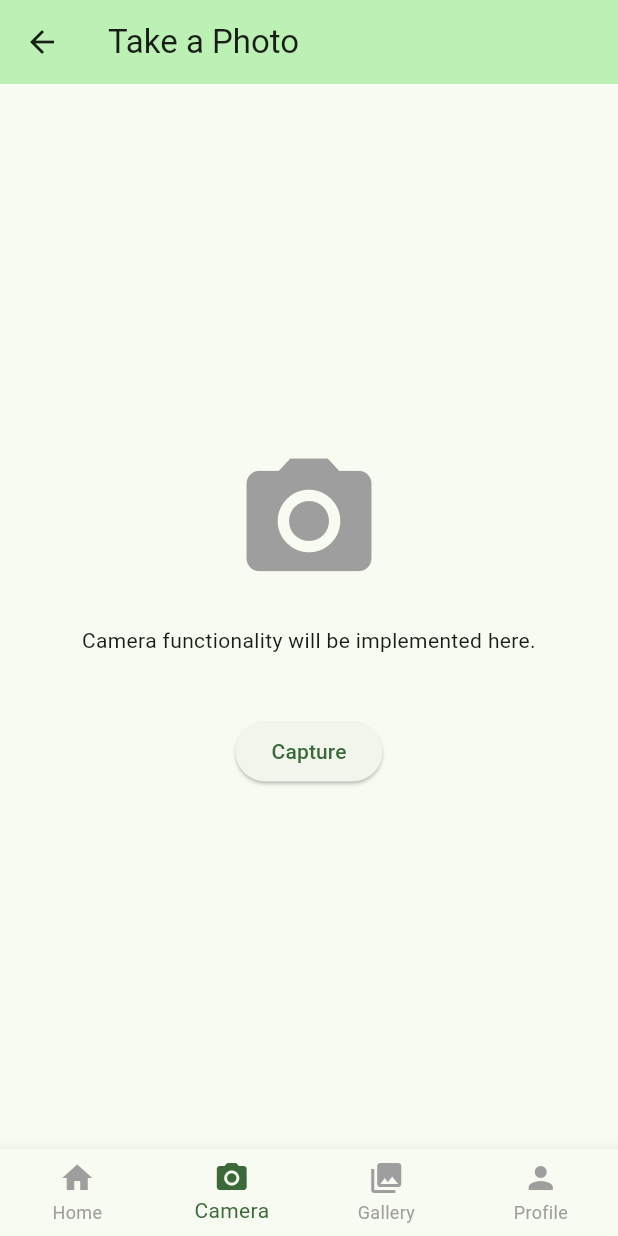
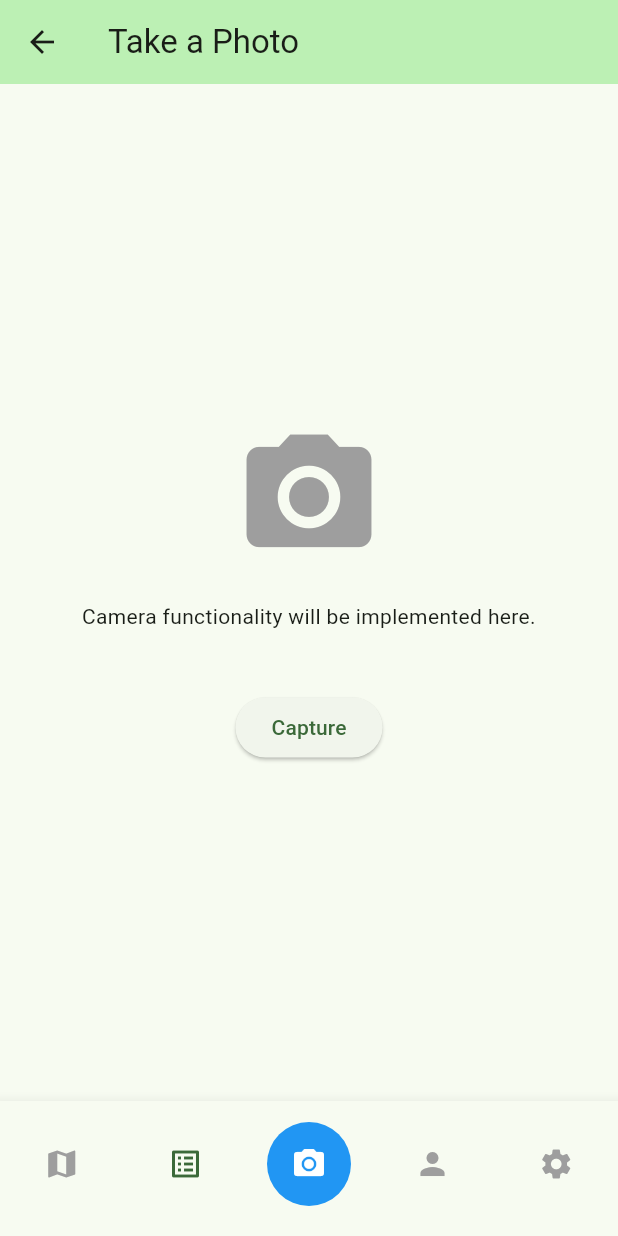
Before and after one commit to ImBit/Bath-Hack-25, a Flutter app: the screen it shows after launch, after a tap on "Take a Photo", on a phone screen of 412 x 824 dp. Run offline on Flutter 3.47's test engine with Material 3 defaults, Android fonts, the phone set to English and light mode, and no system bars; network calls fail.

Commit message:
Nav bar changes

```diff
--- a/lib/app.dart
+++ b/lib/app.dart
@@ -1,5 +1,4 @@
 import 'package:flutter/material.dart';
-import 'screens/home_screen.dart';
 import 'routes/app_routes.dart';
 
 class MyApp extends StatelessWidget {
--- a/lib/widgets/bottom_navigation.dart
+++ b/lib/widgets/bottom_navigation.dart
@@ -1,3 +1,7 @@
+import 'package:animal_conservation/screens/camera_screen.dart';
+import 'package:animal_conservation/screens/gallery_screen.dart';
+import 'package:animal_conservation/screens/home_screen.dart';
+import 'package:animal_conservation/screens/profile_screen.dart';
 import 'package:flutter/material.dart';
 import '../routes/app_routes.dart';
 
@@ -16,40 +20,60 @@ class CustomBottomNavigation extends StatelessWidget {
       type: BottomNavigationBarType.fixed,
       selectedItemColor: Theme.of(context).colorScheme.primary,
       unselectedItemColor: Colors.grey,
+      showSelectedLabels: false,
+      showUnselectedLabels: false,
       onTap: (index) {
         if (index == currentIndex) return;
 
-        switch (index) {
-          case 0:
-            Navigator.pushReplacementNamed(context, AppRoutes.home);
-            break;
-          case 1:
-            Navigator.pushReplacementNamed(context, AppRoutes.camera);
-            break;
-          case 2:
-            Navigator.pushReplacementNamed(context, AppRoutes.gallery);
-            break;
-          case 3:
-            Navigator.pushReplacementNamed(context, AppRoutes.profile);
-            break;
-        }
+        final screens = [
+          const HomeScreen(),
+          const HomeScreen(),
+          const CameraScreen(),
+          const GalleryScreen(),
+          const ProfileScreen(),
+        ];
+
+        Navigator.pushReplacement(
+          context,
+          PageRouteBuilder(
+            pageBuilder: (context, animation, secondaryAnimation) =>
+                screens[index],
+            transitionDuration: Duration.zero,
+            reverseTransitionDuration: Duration.zero,
+          ),
+        );
       },
-      items: const [
-        BottomNavigationBarItem(
-          icon: Icon(Icons.home),
-          label: 'Home',
+      items: [
+        const BottomNavigationBarItem(
+          icon: Icon(Icons.map),
+          label: 'Map',
+        ),
+        const BottomNavigationBarItem(
+          icon: Icon(Icons.list_alt),
+          label: 'Catalog',
         ),
         BottomNavigationBarItem(
-          icon: Icon(Icons.camera_alt),
+          icon: Container(
+            decoration: const BoxDecoration(
+              color: Colors
+                  .blue, // You can use Theme.of(context).colorScheme.primary if you want
+              shape: BoxShape.circle,
+            ),
+            padding: const EdgeInsets.all(16),
+            child: const Icon(
+              Icons.camera_alt,
+              color: Colors.white,
+            ),
+          ),
           label: 'Camera',
         ),
-        BottomNavigationBarItem(
-          icon: Icon(Icons.photo_library),
-          label: 'Gallery',
-        ),
-        BottomNavigationBarItem(
+        const BottomNavigationBarItem(
           icon: Icon(Icons.person),
           label: 'Profile',
+        ),
+        const BottomNavigationBarItem(
+          icon: Icon(Icons.settings),
+          label: 'Settings',
         ),
       ],
     );
```
Also changed, not shown: 1 other file.
